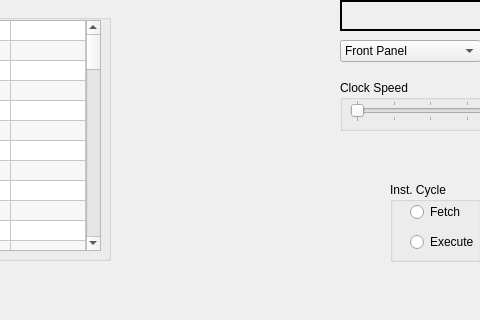
This is mainwindow.ui in jaybabel/J8CM_v2 as Qt 5 draws it before an edit; both pictures show x 490 to 970 and y 280 to 600 of the 1078 by 600 pixel window. The edited form follows.
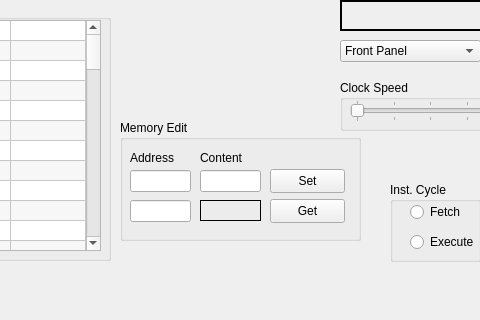
This is the edited form.

Commit message: added memory array and set and get methods

Patch:
```diff
--- a/mainwindow.ui
+++ b/mainwindow.ui
@@ -4243,6 +4243,117 @@
      <string notr="true">background-color: qradialgradient(spread:repeat, cx:0.5, cy:0.5, radius:0.077, fx:0.5, fy:0.5, stop:0 rgba(0, 169, 255, 147), stop:0.497326 rgba(0, 0, 0, 147), stop:1 rgba(0, 169, 255, 147));</string>
     </property>
    </widget>
+   <widget class="QGroupBox" name="groupBox_MemEdit">
+    <property name="geometry">
+     <rect>
+      <x>610</x>
+      <y>400</y>
+      <width>241</width>
+      <height>121</height>
+     </rect>
+    </property>
+    <property name="title">
+     <string>Memory Edit</string>
+    </property>
+    <widget class="QLineEdit" name="lineEdit_AddrIn">
+     <property name="geometry">
+      <rect>
+       <x>10</x>
+       <y>50</y>
+       <width>61</width>
+       <height>22</height>
+      </rect>
+     </property>
+    </widget>
+    <widget class="QLineEdit" name="lineEdit_ValueIn">
+     <property name="geometry">
+      <rect>
+       <x>80</x>
+       <y>50</y>
+       <width>61</width>
+       <height>22</height>
+      </rect>
+     </property>
+    </widget>
+    <widget class="QLineEdit" name="lineEdit_AddrOut">
+     <property name="geometry">
+      <rect>
+       <x>10</x>
+       <y>80</y>
+       <width>61</width>
+       <height>22</height>
+      </rect>
+     </property>
+    </widget>
+    <widget class="QLabel" name="label">
+     <property name="geometry">
+      <rect>
+       <x>10</x>
+       <y>30</y>
+       <width>49</width>
+       <height>16</height>
+      </rect>
+     </property>
+     <property name="text">
+      <string>Address</string>
+     </property>
+    </widget>
+    <widget class="QLabel" name="label_67">
+     <property name="geometry">
+      <rect>
+       <x>80</x>
+       <y>30</y>
+       <width>49</width>
+       <height>16</height>
+      </rect>
+     </property>
+     <property name="text">
+      <string>Content</string>
+     </property>
+    </widget>
+    <widget class="QLabel" name="label_ValueOut">
+     <property name="geometry">
+      <rect>
+       <x>80</x>
+       <y>80</y>
+       <width>61</width>
+       <height>21</height>
+      </rect>
+     </property>
+     <property name="frameShape">
+      <enum>QFrame::Box</enum>
+     </property>
+     <property name="text">
+      <string/>
+     </property>
+    </widget>
+    <widget class="QPushButton" name="pushButton_setMem">
+     <property name="geometry">
+      <rect>
+       <x>150</x>
+       <y>49</y>
+       <width>75</width>
+       <height>24</height>
+      </rect>
+     </property>
+     <property name="text">
+      <string>Set</string>
+     </property>
+    </widget>
+    <widget class="QPushButton" name="pushButton_getMem">
+     <property name="geometry">
+      <rect>
+       <x>150</x>
+       <y>79</y>
+       <width>75</width>
+       <height>24</height>
+      </rect>
+     </property>
+     <property name="text">
+      <string>Get</string>
+     </property>
+    </widget>
+   </widget>
    <zorder>groupBox_MemView</zorder>
    <zorder>groupBox_IR</zorder>
    <zorder>label_2</zorder>
```
Left out of the diff: 1 changed line with no effect on the pictures. The commit also changes 4 other files.
